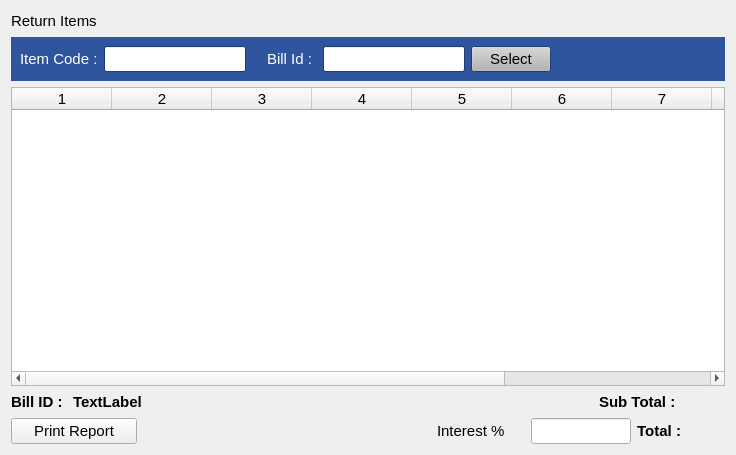
Before: the Qt Designer form estorecpp/returnitems.ui in Watti/estorecpp, drawn with Qt 5.
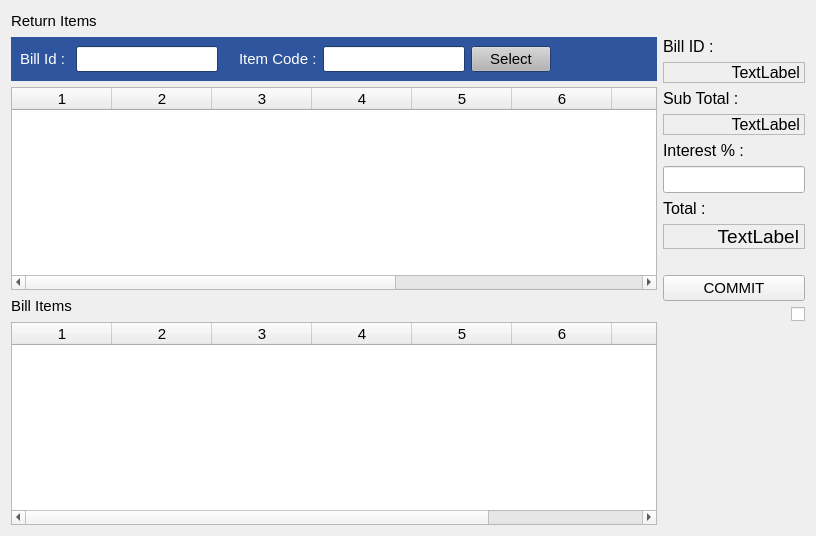
After: the same form once the commit is applied. Icons and pictures are not drawn.

Commit message: return items ui updated

What changed in the file:
```diff
--- a/estorecpp/returnitems.ui
+++ b/estorecpp/returnitems.ui
@@ -6,14 +6,14 @@
    <rect>
     <x>0</x>
     <y>0</y>
-    <width>736</width>
-    <height>455</height>
+    <width>816</width>
+    <height>536</height>
    </rect>
   </property>
   <property name="windowTitle">
    <string>Form</string>
   </property>
-  <layout class="QVBoxLayout" name="verticalLayout">
+  <layout class="QVBoxLayout" name="verticalLayout_3">
    <item>
     <layout class="QHBoxLayout" name="horizontalLayout_3">
      <item>
@@ -45,6 +45,10 @@
     </layout>
    </item>
    <item>
+    <layout class="QHBoxLayout" name="horizontalLayout">
+     <item>
+      <layout class="QVBoxLayout" name="verticalLayout">
+       <item>
     <widget class="QWidget" name="widget" native="true">
      <property name="palette">
       <palette>
@@ -470,76 +474,6 @@
       <bool>true</bool>
      </property>
      <layout class="QHBoxLayout" name="horizontalLayout_4">
-      <item>
-       <widget class="QLabel" name="label_3">
-        <property name="palette">
-         <palette>
-          <active>
-           <colorrole role="WindowText">
-            <brush brushstyle="SolidPattern">
-             <color alpha="255">
-              <red>255</red>
-              <green>255</green>
-              <blue>255</blue>
-             </color>
-            </brush>
-           </colorrole>
-          </active>
-          <inactive>
-           <colorrole role="WindowText">
-            <brush brushstyle="SolidPattern">
-             <color alpha="255">
-              <red>255</red>
-              <green>255</green>
-              <blue>255</blue>
-             </color>
-            </brush>
-           </colorrole>
-          </inactive>
-          <disabled>
-           <colorrole role="WindowText">
-            <brush brushstyle="SolidPattern">
-             <color alpha="255">
-              <red>90</red>
-              <green>90</green>
-              <blue>90</blue>
-             </color>
-            </brush>
-           </colorrole>
-          </disabled>
-         </palette>
-        </property>
-        <property name="text">
-         <string>Item Code :</string>
-        </property>
-       </widget>
-      </item>
-      <item>
-       <widget class="QLineEdit" name="itemCode">
-        <property name="sizePolicy">
-         <sizepolicy hsizetype="Minimum" vsizetype="Fixed">
-          <horstretch>0</horstretch>
-          <verstretch>0</verstretch>
-         </sizepolicy>
-        </property>
-       </widget>
-      </item>
-      <item>
-       <spacer name="horizontalSpacer_5">
-        <property name="orientation">
-         <enum>Qt::Horizontal</enum>
-        </property>
-        <property name="sizeType">
-         <enum>QSizePolicy::Fixed</enum>
-        </property>
-        <property name="sizeHint" stdset="0">
-         <size>
-          <width>15</width>
-          <height>20</height>
-         </size>
-        </property>
-       </spacer>
-      </item>
       <item>
        <widget class="QLabel" name="label_8">
         <property name="palette">
@@ -594,6 +528,76 @@
         </property>
        </widget>
       </item>
+          <item>
+           <spacer name="horizontalSpacer_5">
+            <property name="orientation">
+             <enum>Qt::Horizontal</enum>
+            </property>
+            <property name="sizeType">
+             <enum>QSizePolicy::Fixed</enum>
+            </property>
+            <property name="sizeHint" stdset="0">
+             <size>
+              <width>15</width>
+              <height>20</height>
+             </size>
+            </property>
+           </spacer>
+          </item>
+          <item>
+           <widget class="QLabel" name="label_3">
+            <property name="palette">
+             <palette>
+              <active>
+               <colorrole role="WindowText">
+                <brush brushstyle="SolidPattern">
+                 <color alpha="255">
+                  <red>255</red>
+                  <green>255</green>
+                  <blue>255</blue>
+                 </color>
+                </brush>
+               </colorrole>
+              </active>
+              <inactive>
+               <colorrole role="WindowText">
+                <brush brushstyle="SolidPattern">
+                 <color alpha="255">
+                  <red>255</red>
+                  <green>255</green>
+                  <blue>255</blue>
+                 </color>
+                </brush>
+               </colorrole>
+              </inactive>
+              <disabled>
+               <colorrole role="WindowText">
+                <brush brushstyle="SolidPattern">
+                 <color alpha="255">
+                  <red>90</red>
+                  <green>90</green>
+                  <blue>90</blue>
+                 </color>
+                </brush>
+               </colorrole>
+              </disabled>
+             </palette>
+            </property>
+            <property name="text">
+             <string>Item Code :</string>
+            </property>
+           </widget>
+          </item>
+          <item>
+           <widget class="QLineEdit" name="itemCode">
+            <property name="sizePolicy">
+             <sizepolicy hsizetype="Minimum" vsizetype="Fixed">
+              <horstretch>0</horstretch>
+              <verstretch>0</verstretch>
+             </sizepolicy>
+            </property>
+           </widget>
+          </item>
       <item>
        <widget class="QPushButton" name="selectBtn">
         <property name="sizePolicy">
@@ -649,9 +653,58 @@
     </widget>
    </item>
    <item>
-    <layout class="QGridLayout" name="gridLayout">
-     <item row="0" column="0" colspan="2">
-      <layout class="QHBoxLayout" name="horizontalLayout_5">
+        <layout class="QHBoxLayout" name="horizontalLayout_6">
+         <item>
+          <widget class="QLabel" name="label_6">
+           <property name="font">
+            <font>
+             <pointsize>11</pointsize>
+            </font>
+           </property>
+           <property name="text">
+            <string>Bill Items</string>
+           </property>
+          </widget>
+         </item>
+         <item>
+          <spacer name="horizontalSpacer_9">
+           <property name="orientation">
+            <enum>Qt::Horizontal</enum>
+           </property>
+           <property name="sizeHint" stdset="0">
+            <size>
+             <width>40</width>
+             <height>20</height>
+            </size>
+           </property>
+          </spacer>
+         </item>
+        </layout>
+       </item>
+       <item>
+        <widget class="QTableWidget" name="billTableWidget">
+         <property name="font">
+          <font>
+           <pointsize>11</pointsize>
+          </font>
+         </property>
+         <property name="columnCount">
+          <number>8</number>
+         </property>
+         <column/>
+         <column/>
+         <column/>
+         <column/>
+         <column/>
+         <column/>
+         <column/>
+         <column/>
+        </widget>
+       </item>
+      </layout>
+     </item>
+     <item>
+      <layout class="QVBoxLayout" name="verticalLayout_2">
        <item>
         <widget class="QLabel" name="label">
          <property name="sizePolicy">
@@ -662,9 +715,9 @@
          </property>
          <property name="font">
           <font>
-           <pointsize>11</pointsize>
-           <weight>75</weight>
-           <bold>true</bold>
+           <pointsize>12</pointsize>
+           <weight>50</weight>
+           <bold>false</bold>
           </font>
          </property>
          <property name="text">
@@ -676,33 +729,26 @@
         <widget class="QLabel" name="billIdLbl">
          <property name="font">
           <font>
-           <pointsize>11</pointsize>
-           <weight>75</weight>
-           <bold>true</bold>
+           <pointsize>12</pointsize>
           </font>
          </property>
+         <property name="frameShape">
+          <enum>QFrame::StyledPanel</enum>
+         </property>
+         <property name="frameShadow">
+          <enum>QFrame::Plain</enum>
+         </property>
          <property name="text">
           <string>TextLabel</string>
          </property>
+         <property name="alignment">
+          <set>Qt::AlignRight|Qt::AlignTrailing|Qt::AlignVCenter</set>
+         </property>
+         <property name="margin">
+          <number>0</number>
+         </property>
         </widget>
        </item>
-      </layout>
-     </item>
-     <item row="0" column="2" colspan="2">
-      <spacer name="horizontalSpacer">
-       <property name="orientation">
-        <enum>Qt::Horizontal</enum>
-       </property>
-       <property name="sizeHint" stdset="0">
-        <size>
-         <width>318</width>
-         <height>20</height>
-        </size>
-       </property>
-      </spacer>
-     </item>
-     <item row="0" column="4">
-      <layout class="QHBoxLayout" name="horizontalLayout_2">
        <item>
         <widget class="QLabel" name="label_5">
          <property name="sizePolicy">
@@ -713,9 +759,9 @@
          </property>
          <property name="font">
           <font>
-           <pointsize>11</pointsize>
-           <weight>75</weight>
-           <bold>true</bold>
+           <pointsize>12</pointsize>
+           <weight>50</weight>
+           <bold>false</bold>
           </font>
          </property>
          <property name="text">
@@ -727,67 +773,20 @@
         <widget class="QLabel" name="totalLbl">
          <property name="font">
           <font>
-           <pointsize>11</pointsize>
-           <weight>75</weight>
-           <bold>true</bold>
+           <pointsize>12</pointsize>
           </font>
          </property>
-         <property name="text">
-          <string/>
+         <property name="frameShape">
+          <enum>QFrame::StyledPanel</enum>
          </property>
-        </widget>
-       </item>
-       <item>
-        <spacer name="horizontalSpacer_2">
-         <property name="orientation">
-          <enum>Qt::Horizontal</enum>
-         </property>
-         <property name="sizeType">
-          <enum>QSizePolicy::Fixed</enum>
-         </property>
-         <property name="sizeHint" stdset="0">
-          <size>
-           <width>20</width>
-           <height>20</height>
-          </size>
-         </property>
-        </spacer>
-       </item>
-      </layout>
-     </item>
-     <item row="1" column="0">
-      <widget class="QPushButton" name="printBtn">
-       <property name="sizePolicy">
-        <sizepolicy hsizetype="Minimum" vsizetype="Fixed">
-         <horstretch>0</horstretch>
-         <verstretch>0</verstretch>
-        </sizepolicy>
-       </property>
-       <property name="font">
-        <font>
-         <pointsize>11</pointsize>
-        </font>
-       </property>
        <property name="text">
-        <string> Print Report </string>
-       </property>
-      </widget>
-     </item>
-     <item row="1" column="1" colspan="2">
-      <spacer name="horizontalSpacer_8">
-       <property name="orientation">
-        <enum>Qt::Horizontal</enum>
-       </property>
-       <property name="sizeHint" stdset="0">
-        <size>
-         <width>218</width>
-         <height>20</height>
-        </size>
-       </property>
-      </spacer>
-     </item>
-     <item row="1" column="3" colspan="2">
-      <layout class="QHBoxLayout" name="horizontalLayout">
+          <string>TextLabel</string>
+         </property>
+         <property name="alignment">
+          <set>Qt::AlignRight|Qt::AlignTrailing|Qt::AlignVCenter</set>
+         </property>
+        </widget>
+       </item>
        <item>
         <widget class="QLabel" name="label_2">
          <property name="sizePolicy">
@@ -798,43 +797,40 @@
          </property>
          <property name="font">
           <font>
-           <pointsize>11</pointsize>
+           <pointsize>12</pointsize>
+           <weight>50</weight>
+           <bold>false</bold>
           </font>
          </property>
          <property name="text">
-          <string>Interest %</string>
+          <string>Interest % : </string>
          </property>
         </widget>
        </item>
-       <item>
-        <spacer name="horizontalSpacer_6">
-         <property name="orientation">
-          <enum>Qt::Horizontal</enum>
-         </property>
-         <property name="sizeType">
-          <enum>QSizePolicy::Fixed</enum>
-         </property>
-         <property name="sizeHint" stdset="0">
-          <size>
-           <width>20</width>
-           <height>20</height>
-          </size>
-         </property>
-        </spacer>
-       </item>
        <item>
         <widget class="QLineEdit" name="interestText">
+         <property name="sizePolicy">
+          <sizepolicy hsizetype="Preferred" vsizetype="Fixed">
+           <horstretch>0</horstretch>
+           <verstretch>0</verstretch>
+          </sizepolicy>
+         </property>
          <property name="maximumSize">
           <size>
-           <width>100</width>
+           <width>16777215</width>
            <height>16777215</height>
           </size>
          </property>
          <property name="font">
           <font>
-           <pointsize>11</pointsize>
+           <pointsize>12</pointsize>
+           <weight>50</weight>
+           <bold>false</bold>
           </font>
          </property>
+         <property name="alignment">
+          <set>Qt::AlignRight|Qt::AlignTrailing|Qt::AlignVCenter</set>
+         </property>
         </widget>
        </item>
        <item>
@@ -847,16 +843,16 @@
          </property>
          <property name="font">
           <font>
-           <pointsize>11</pointsize>
-           <weight>75</weight>
-           <bold>true</bold>
+           <pointsize>12</pointsize>
+           <weight>50</weight>
+           <bold>false</bold>
           </font>
          </property>
          <property name="text">
           <string>Total :</string>
          </property>
          <property name="alignment">
-          <set>Qt::AlignRight|Qt::AlignTrailing|Qt::AlignVCenter</set>
+          <set>Qt::AlignLeading|Qt::AlignLeft|Qt::AlignVCenter</set>
          </property>
         </widget>
        </item>
@@ -864,20 +860,24 @@
         <widget class="QLabel" name="totLbl">
          <property name="font">
           <font>
-           <pointsize>11</pointsize>
-           <weight>75</weight>
-           <bold>true</bold>
+           <pointsize>14</pointsize>
           </font>
          </property>
+         <property name="frameShape">
+          <enum>QFrame::StyledPanel</enum>
+         </property>
          <property name="text">
-          <string/>
+          <string>TextLabel</string>
+         </property>
+         <property name="alignment">
+          <set>Qt::AlignRight|Qt::AlignTrailing|Qt::AlignVCenter</set>
          </property>
         </widget>
        </item>
        <item>
-        <spacer name="horizontalSpacer_7">
+        <spacer name="verticalSpacer">
          <property name="orientation">
-          <enum>Qt::Horizontal</enum>
+          <enum>Qt::Vertical</enum>
          </property>
          <property name="sizeType">
           <enum>QSizePolicy::Fixed</enum>
@@ -890,6 +890,45 @@
          </property>
         </spacer>
        </item>
+       <item>
+        <widget class="QPushButton" name="commitBtn">
+         <property name="font">
+          <font>
+           <pointsize>11</pointsize>
+          </font>
+         </property>
+         <property name="text">
+          <string>COMMIT</string>
+         </property>
+        </widget>
+       </item>
+       <item>
+        <widget class="QCheckBox" name="doPrintCB">
+         <property name="layoutDirection">
+          <enum>Qt::RightToLeft</enum>
+         </property>
+         <property name="text">
+          <string/>
+         </property>
+         <property name="icon">
+          <iconset>
+           <normaloff>icons/print.png</normaloff>icons/print.png</iconset>
+         </property>
+        </widget>
+       </item>
+       <item>
+        <spacer name="verticalSpacer_2">
+         <property name="orientation">
+          <enum>Qt::Vertical</enum>
+         </property>
+         <property name="sizeHint" stdset="0">
+          <size>
+           <width>20</width>
+           <height>40</height>
+          </size>
+         </property>
+        </spacer>
+       </item>
       </layout>
      </item>
     </layout>
```
Lines whose indentation alone changed are shown as unchanged. The commit also changes 1 other file.
